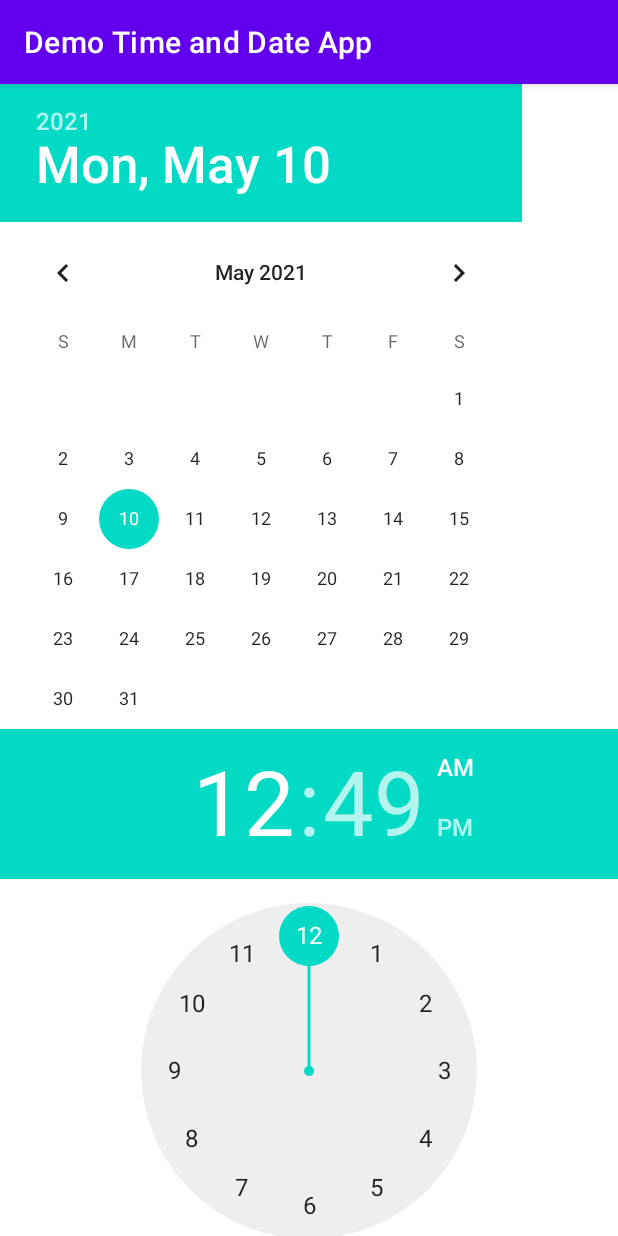
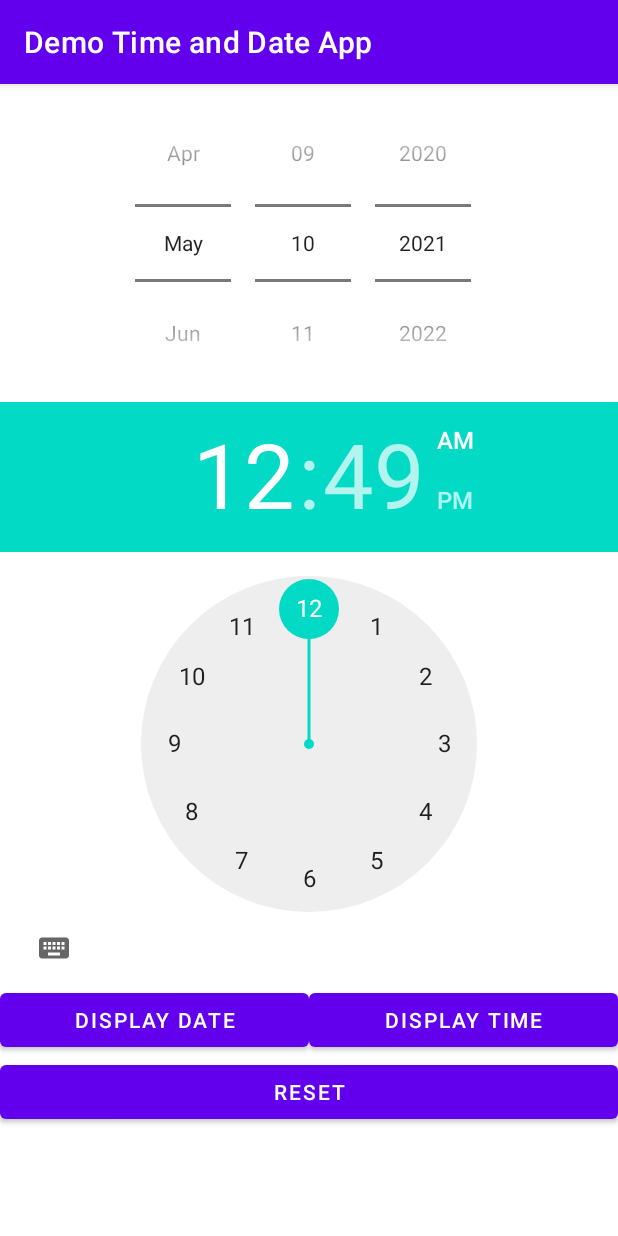
Before and after one commit to Jim-Chiew/Demo_Time_and_Date_App, an Android app: the screen it shows after launch (MainActivity), on a phone screen of 412 x 824 dp. Run offline under Robolectric (Android 15) with nearby library versions, the phone set to English and light mode, and no system bars.

Commit message:
Update on doing the WS. 11.05am

```diff
--- a/app/src/main/java/sg/edu/rp/c346/id20004713/demotimeanddateapp/MainActivity.java
+++ b/app/src/main/java/sg/edu/rp/c346/id20004713/demotimeanddateapp/MainActivity.java
@@ -3,12 +3,57 @@ package sg.edu.rp.c346.id20004713.demotimeanddateapp;
 import androidx.appcompat.app.AppCompatActivity;
 
 import android.os.Bundle;
+import android.view.View;
+import android.widget.Button;
+import android.widget.DatePicker;
+import android.widget.TextView;
+import android.widget.TimePicker;
 
 public class MainActivity extends AppCompatActivity {
+    DatePicker datePicker;
+    TimePicker timePicker;
+    Button btnDisDate;
+    Button btnDisTime;
+    TextView tvOutput;
+    Button btnReset;
 
     @Override
     protected void onCreate(Bundle savedInstanceState) {
         super.onCreate(savedInstanceState);
         setContentView(R.layout.activity_main);
+
+        datePicker = findViewById(R.id.datePicker);
+        timePicker = findViewById(R.id.timePicker);
+        btnDisDate = findViewById(R.id.btnDisDate);
+        btnDisTime = findViewById(R.id.btnDisTime);
+        tvOutput = findViewById(R.id.tvOutput);
+        btnReset = findViewById(R.id.btnReset);
+
+        // ___________________   When Button Time is Click.   ___________________________
+        btnDisTime.setOnClickListener(new View.OnClickListener() {
+            @Override
+            public void onClick(View v) {
+                int getTimeHour = timePicker.getCurrentHour();
+                int getTimeMinute = timePicker.getCurrentMinute();
+
+                String output = String.format("Time is %d:%d", getTimeHour, getTimeMinute);
+                tvOutput.setText(output);
+            }
+        });
+
+        // ___________________ Then Button Date is Clicked. ___________________________
+        btnDisDate.setOnClickListener(new View.OnClickListener() {
+            @Override
+            public void onClick(View v) {
+                int getDateYear = datePicker.getYear();
+                int getDateMonth = datePicker.getMonth() + 1;
+                int getDateDay = datePicker.getDayOfMonth();
+
+                String output = String.format("Date is %d/%d/%d",getDateDay, getDateMonth,
+                        getDateYear);
+
+                tvOutput.setText(output);
+            }
+        });
     }
 }
--- a/app/src/main/res/layout/activity_main.xml
+++ b/app/src/main/res/layout/activity_main.xml
@@ -4,14 +4,61 @@
     android:layout_height="match_parent"
     android:orientation="vertical">
 
-    <DatePicker
-        android:id="@+id/datePicker"
+    <ScrollView
         android:layout_width="match_parent"
-        android:layout_height="wrap_content" />
+        android:layout_height="match_parent">
 
-    <TimePicker
-        android:id="@+id/timePicker"
-        android:layout_width="match_parent"
-        android:layout_height="wrap_content" />
+        <LinearLayout
+            android:layout_width="match_parent"
+            android:layout_height="wrap_content"
+            android:orientation="vertical" >
+
+            <DatePicker
+                android:id="@+id/datePicker"
+                android:layout_width="match_parent"
+                android:layout_height="wrap_content"
+                android:datePickerMode="spinner"
+                android:calendarViewShown="false"
+                />
+
+            <TimePicker
+                android:id="@+id/timePicker"
+                android:layout_width="match_parent"
+                android:layout_height="wrap_content"
+                />
+
+            <LinearLayout
+                android:layout_width="match_parent"
+                android:layout_height="wrap_content"
+                android:orientation="horizontal">
+
+                <Button
+                    android:id="@+id/btnDisDate"
+                    android:layout_width="0dp"
+                    android:layout_height="wrap_content"
+                    android:text="Display Date"
+                    android:layout_weight="1"/>
+
+                <Button
+                    android:id="@+id/btnDisTime"
+                    android:layout_width="0dp"
+                    android:layout_height="wrap_content"
+                    android:text="Display Time"
+                    android:layout_weight="1"/>
+
+            </LinearLayout>
+
+            <Button
+                android:layout_width="match_parent"
+                android:layout_height="wrap_content"
+                android:text="Reset"
+                android:id="@+id/btnReset"/>
+
+            <TextView
+                android:id="@+id/tvOutput"
+                android:layout_width="wrap_content"
+                android:layout_height="wrap_content" />
+        </LinearLayout>
+    </ScrollView>
 
 </LinearLayout>
```
